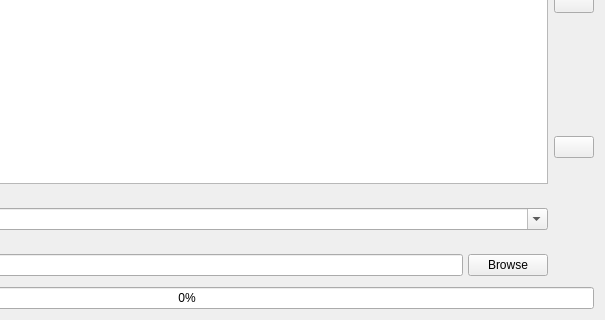
The window that src/ui/mainwindow.ui (bartkessels/SimpleConvert) describes before a commit, drawn with Qt 5; both pictures show x 243 to 848 and y 157 to 477 of the 848 by 477 pixel window.
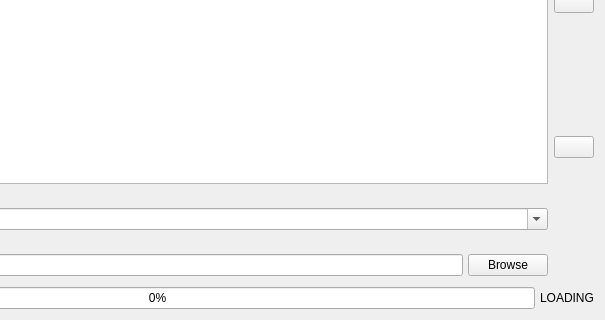
The same window after the commit. Icons and pictures are not drawn.

Commit message: Add loading indicator

```diff
--- a/src/ui/mainwindow.ui
+++ b/src/ui/mainwindow.ui
@@ -185,6 +185,13 @@
         </property>
        </widget>
       </item>
+      <item>
+       <widget class="QLabel" name="lblLoadingIndicator">
+        <property name="text">
+         <string notr="true">LOADING</string>
+        </property>
+       </widget>
+      </item>
      </layout>
     </item>
    </layout>
```
The commit also changes 4 other files.
